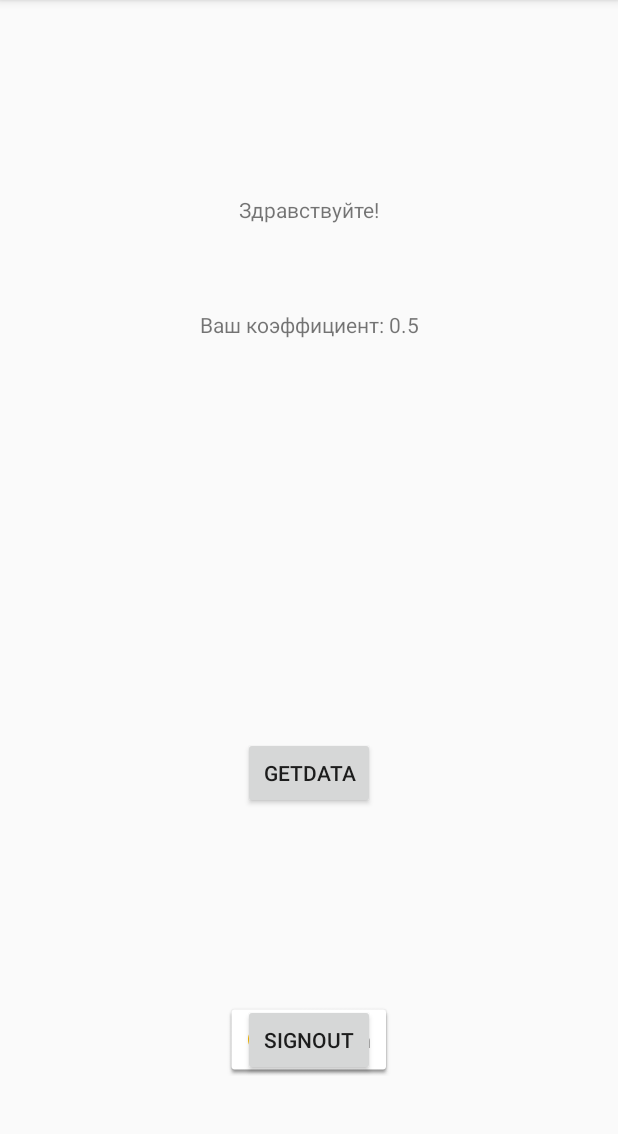
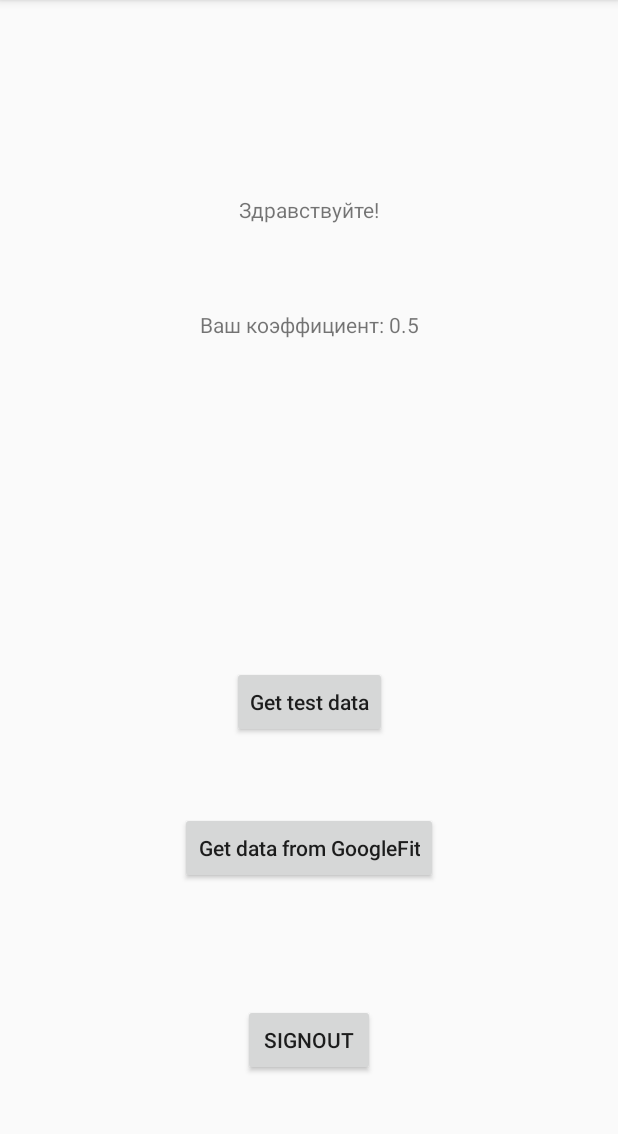
Before and after one commit to R0masik/HealthSteps, an Android app: the screen it shows after launch (MainActivity), on a phone screen of 412 x 824 dp, the part 84-1218 px from its top. Run offline under Robolectric (Android 15) with nearby library versions, the phone set to English and light mode, and no system bars; 1 statement that could not run was skipped.

Commit message:
Add googleID field to requests bodies Add /login and /calculate_coefficient endpoints and post requests Add TestData class Add button to sending TestData

```diff
--- a/app/build.gradle
+++ b/app/build.gradle
@@ -30,6 +30,7 @@ dependencies {
     implementation 'com.google.android.gms:play-services-identity:16.0.0'
 
     implementation 'com.squareup.retrofit2:retrofit:2.3.0'
+    implementation 'com.squareup.retrofit2:converter-scalars:2.3.0'
     implementation 'com.squareup.retrofit2:converter-gson:2.3.0'
 
 }
--- a/app/src/main/java/com/example/alexdark/helthsteps/ActivityItem.java
+++ b/app/src/main/java/com/example/alexdark/helthsteps/ActivityItem.java
@@ -1,6 +1,7 @@
 package com.example.alexdark.helthsteps;
 
 public class ActivityItem {
+    String google_id;
     float start;
     int activity;
     int duration;
--- a/app/src/main/java/com/example/alexdark/helthsteps/IFitnessApi.java
+++ b/app/src/main/java/com/example/alexdark/helthsteps/IFitnessApi.java
@@ -2,23 +2,34 @@ package com.example.alexdark.helthsteps;
 
 import retrofit2.Call;
 import retrofit2.http.Body;
+import retrofit2.http.GET;
 import retrofit2.http.POST;
+import okhttp3.ResponseBody;
 
 public interface IFitnessApi {
 
 //    @POST("/data")
 //    Call<SimpleItem> createContainer(@Body NetworkManager.FitnessContainer user);
 
+    @GET("/")
+    Call<Void> rootGet();
+
+    @POST("/login")
+    Call<ResponseBody> accLogin(@Body HealthStepsAcc acc);
+
+    @POST("/calculate_coefficient")
+    Call<ResponseBody> calculateCoefficient(@Body TestData data);
+
     @POST("/step")
-    Call<Void> createStep(@Body SimpleItem step);
-
-    @POST("/pulse")
-    Call<Void> createPulse(@Body SimpleItem pulse);
+    Call<ResponseBody> createStep(@Body SimpleItem step);
 
     @POST("/activity")
-    Call<Void> createActivity(@Body ActivityItem activity);
+    Call<ResponseBody> createActivity(@Body ActivityItem activity);
 
-    @POST("/nutrition")
-    Call<Void> createNutrition(@Body NutritionsItem nutr);
+//    @POST("/pulse")
+//    Call<Void> createPulse(@Body SimpleItem pulse);
+//
+//    @POST("/nutrition")
+//    Call<Void> createNutrition(@Body NutritionsItem nutr);
 
 }
--- a/app/src/main/java/com/example/alexdark/helthsteps/SimpleItem.java
+++ b/app/src/main/java/com/example/alexdark/helthsteps/SimpleItem.java
@@ -1,6 +1,7 @@
 package com.example.alexdark.helthsteps;
 
 public class SimpleItem {
+    String google_id;
     float start;
     float value = 0;
 
--- a/app/src/main/res/layout/activity_main.xml
+++ b/app/src/main/res/layout/activity_main.xml
@@ -41,21 +41,37 @@
         app:layout_constraintEnd_toEndOf="parent"
         app:layout_constraintStart_toStartOf="parent"
         app:layout_constraintTop_toBottomOf="parent"
-        app:layout_constraintVertical_bias="0.473" />
+        app:layout_constraintVertical_bias="0.568" />
 
     <Button
-        android:id="@+id/btn_view_today"
+        android:id="@+id/btn_test_data"
         android:layout_width="wrap_content"
         android:layout_height="wrap_content"
         android:layout_marginStart="8dp"
         android:layout_marginEnd="8dp"
         android:layout_marginBottom="8dp"
-        android:text="Button"
+        android:text="Get test data"
+        android:textAllCaps="false"
         app:layout_constraintBottom_toBottomOf="parent"
         app:layout_constraintEnd_toEndOf="parent"
         app:layout_constraintStart_toStartOf="parent"
         app:layout_constraintTop_toTopOf="parent"
-        app:layout_constraintVertical_bias="0.69" />
+        app:layout_constraintVertical_bias="0.624" />
+
+    <Button
+        android:id="@+id/btn_googlefit_data"
+        android:layout_width="wrap_content"
+        android:layout_height="wrap_content"
+        android:layout_marginStart="8dp"
+        android:layout_marginEnd="8dp"
+        android:layout_marginBottom="8dp"
+        android:text="Get data from GoogleFit"
+        android:textAllCaps="false"
+        app:layout_constraintBottom_toBottomOf="parent"
+        app:layout_constraintEnd_toEndOf="parent"
+        app:layout_constraintStart_toStartOf="parent"
+        app:layout_constraintTop_toTopOf="parent"
+        app:layout_constraintVertical_bias="0.76" />
 
     <com.google.android.gms.common.SignInButton
         android:id="@+id/sign_in_button"
```
Also changed, not shown: app/src/main/java/com/example/alexdark/helthsteps/HealthStepsAcc.java (added, +11 -0 lines), app/src/main/java/com/example/alexdark/helthsteps/MainActivity.java (+181 -82 lines), app/src/main/java/com/example/alexdark/helthsteps/MoveItem.java (added, +11 -0 lines), app/src/main/java/com/example/alexdark/helthsteps/NetworkManager.java (+101 -81 lines), app/src/main/java/com/example/alexdark/helthsteps/TestData.java (added, +13 -0 lines).
